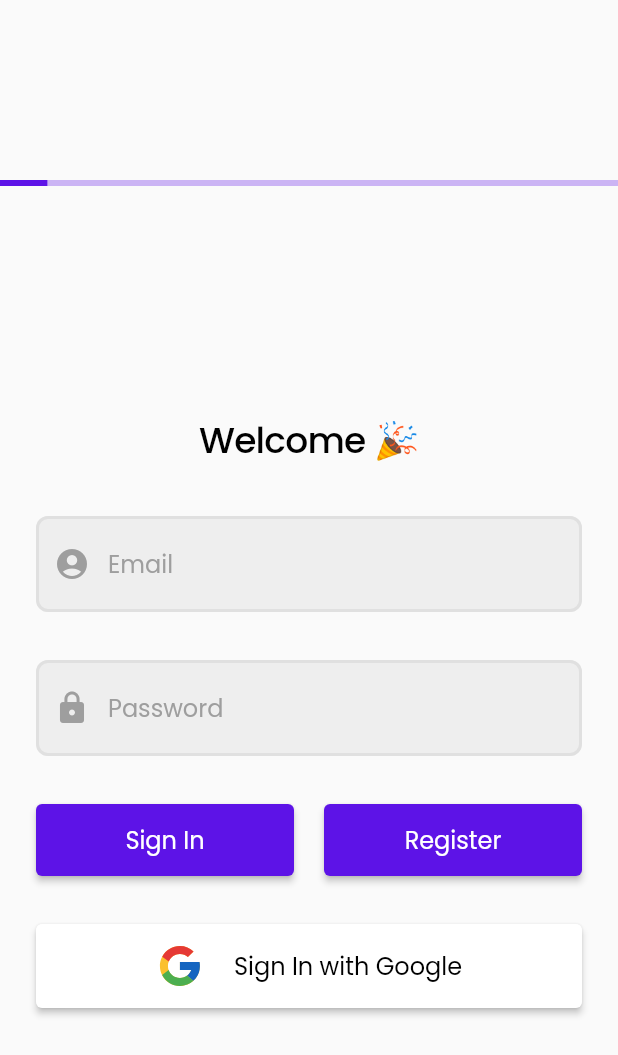
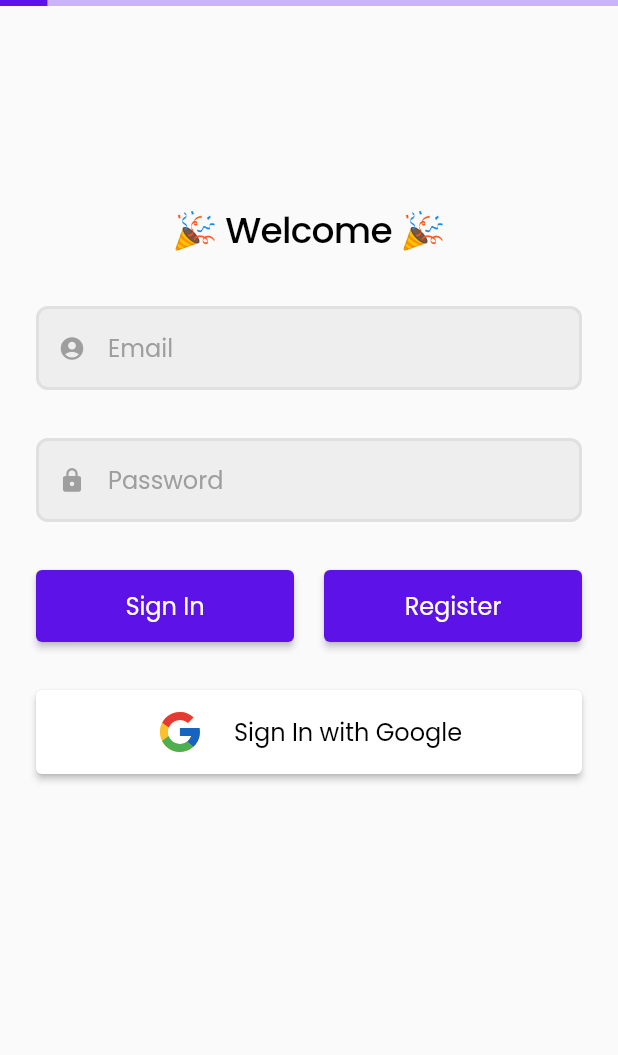
Before and after one commit to msmurali/flutter_todo_app, a Flutter app: the SignInForm widget shown alone on an empty page, opened directly, on a phone screen of 412 x 824 dp. Shown: the top 1055 px of the screen. Run offline on Flutter 3.47's test engine with Material 2 defaults, Android fonts, the phone set to English and light mode, and no system bars; our stand-ins replace bloc, dartz, firebase_auth, flutter_bloc, flutter_svg, fluttertoast and 2 more; accounts and stored records are empty.

Commit message:
create toast handlers, update sign_in_form

```diff
--- a/lib/src/presentation/widgets/sign_in_form.dart
+++ b/lib/src/presentation/widgets/sign_in_form.dart
@@ -1,23 +1,76 @@
+import 'package:dartz/dartz.dart';
 import 'package:flutter/material.dart';
 import 'package:flutter_svg/flutter_svg.dart';
+import 'package:flutter_bloc/flutter_bloc.dart';
+
+import '../../application/sign_in_bloc/sign_in_bloc.dart';
+import '../../domain/core/failures/value_failures.dart';
 
 class SignInForm extends StatelessWidget {
   const SignInForm({Key? key}) : super(key: key);
 
+  String? Function(String?)? _validate(
+      Either<ValueFailure<String>, String> either) {
+    return either.fold(
+        (f) => f.maybeMap(
+              invalidEmail: (_) {
+                String? showErrMsg(String? msg) {
+                  return 'Invalid Email';
+                }
+
+                return showErrMsg;
+              },
+              invalidPassword: (_) {
+                String? showErrMsg(String? msg) {
+                  return 'Invalid Password';
+                }
+
+                return showErrMsg;
+              },
+              orElse: () => null,
+            ),
+        (r) => null);
+  }
+
   @override
   Widget build(BuildContext context) {
-    final ThemeData theme = Theme.of(context);
-
-    return Column(
-      mainAxisSize: MainAxisSize.max,
-      mainAxisAlignment: MainAxisAlignment.spaceEvenly,
+    return BlocConsumer<SignInBloc, SignInState>(
+      listener: (context, state) {
+        state.authStatus.fold(
+          () => {},
+          (either) => {
+            either.fold(
+              (failure) => {},
+              (_) => {
+                // TODO: navigate
+              },
+            )
+          },
+        );
+      },
+      builder: (context, state) {
+        return GestureDetector(
+          onTap: () => FocusManager.instance.primaryFocus?.unfocus(),
+          child: NotificationListener<OverscrollIndicatorNotification>(
+            onNotification: (notification) {
+              notification.disallowIndicator();
+              return true;
+            },
+            child: ListView(
               children: [
                 if (true)
                   LinearProgressIndicator(
-            color: theme.primaryColor,
-            backgroundColor: theme.primaryColor.withOpacity(0.3),
+                    color: Theme.of(context).primaryColor,
+                    backgroundColor:
+                        Theme.of(context).primaryColor.withOpacity(0.3),
+                  ),
+                const SizedBox(
+                  height: 100,
                 ),
                 Form(
+                  autovalidateMode: state.showError
+                      ? AutovalidateMode.always
+                      : AutovalidateMode.disabled,
                   child: Padding(
                     padding: const EdgeInsets.symmetric(
                       vertical: 32.0,
@@ -28,8 +81,9 @@ class SignInForm extends StatelessWidget {
                       mainAxisAlignment: MainAxisAlignment.center,
                       children: [
                         Text(
-                  'Welcome 🎉',
-                  style: theme.textTheme.bodyText1!.copyWith(
+                          '🎉 Welcome 🎉',
+                          style:
+                              Theme.of(context).textTheme.bodyText1!.copyWith(
                                     color: Colors.black,
                                     fontSize: 24.0,
                                     letterSpacing: -.5,
@@ -38,31 +92,84 @@ class SignInForm extends StatelessWidget {
                         ),
                         const SizedBox(height: 32.0),
                         TextFormField(
+                          style: const TextStyle(
+                            color: Colors.black,
+                          ),
                           autocorrect: false,
                           decoration: const InputDecoration(
                             hintText: 'Email',
                             prefixIcon: Icon(Icons.account_circle),
+                            isDense: true,
+                          ),
+                          onChanged: (val) =>
+                              BlocProvider.of<SignInBloc>(context).add(
+                            EmailChange(val),
+                          ),
+                          validator: _validate(
+                            BlocProvider.of<SignInBloc>(context)
+                                .state
+                                .email
+                                .value,
                           ),
                         ),
                         const SizedBox(height: 32.0),
                         TextFormField(
+                          style: const TextStyle(
+                            color: Colors.black,
+                          ),
                           autocorrect: false,
                           decoration: const InputDecoration(
                             hintText: 'Password',
                             prefixIcon: Icon(Icons.lock),
+                            isDense: true,
                           ),
                           obscureText: true,
+                          onChanged: (val) =>
+                              BlocProvider.of<SignInBloc>(context).add(
+                            PasswordChange(val),
+                          ),
+                          validator: _validate(
+                            BlocProvider.of<SignInBloc>(context)
+                                .state
+                                .password
+                                .value,
+                          ),
                         ),
                         const SizedBox(height: 32.0),
-                Row(
+                        const SignInOrRegisterButtonField(),
+                        const SizedBox(height: 32.0),
+                        const GoogleSignInButton(),
+                      ],
+                    ),
+                  ),
+                ),
+              ],
+            ),
+          ),
+        );
+      },
+    );
+  }
+}
+
+class SignInOrRegisterButtonField extends StatelessWidget {
+  const SignInOrRegisterButtonField({
+    Key? key,
+  }) : super(key: key);
+
+  @override
+  Widget build(BuildContext context) {
+    return Row(
       children: [
         Expanded(
           child: ElevatedButton(
             child: Text(
               'Sign In',
-                          style: theme.textTheme.bodyText1!,
+              style: Theme.of(context).textTheme.bodyText1!,
             ),
-                        onPressed: () {},
+            onPressed: () {
+              BlocProvider.of<SignInBloc>(context).add(const SignIn());
+            },
           ),
         ),
         const SizedBox(width: 20.0),
@@ -70,16 +177,27 @@ class SignInForm extends StatelessWidget {
           child: ElevatedButton(
             child: Text(
               'Register',
-                          style: theme.textTheme.bodyText1!,
+              style: Theme.of(context).textTheme.bodyText1!,
             ),
-                        onPressed: () {},
+            onPressed: () {
+              BlocProvider.of<SignInBloc>(context).add(const Register());
+            },
           ),
         ),
       ],
-                ),
-                const SizedBox(height: 32.0),
-                ElevatedButton(
-                  style: theme.elevatedButtonTheme.style!.copyWith(
+    );
+  }
+}
+
+class GoogleSignInButton extends StatelessWidget {
+  const GoogleSignInButton({
+    Key? key,
+  }) : super(key: key);
+
+  @override
+  Widget build(BuildContext context) {
+    return ElevatedButton(
+      style: Theme.of(context).elevatedButtonTheme.style!.copyWith(
             backgroundColor: MaterialStateProperty.all(Colors.white),
           ),
       child: Row(
@@ -94,19 +212,15 @@ class SignInForm extends StatelessWidget {
           const SizedBox(width: 20.0),
           Text(
             'Sign In with Google',
-                        style: theme.textTheme.bodyText1!.copyWith(
+            style: Theme.of(context).textTheme.bodyText1!.copyWith(
                   color: Colors.black,
                 ),
           ),
         ],
       ),
-                  onPressed: () {},
-                ),
-              ],
-            ),
-          ),
-        ),
-      ],
+      onPressed: () {
+        BlocProvider.of<SignInBloc>(context).add(const GoogleSignIn());
+      },
     );
   }
 }
--- a/pubspec.yaml
+++ b/pubspec.yaml
@@ -37,6 +37,7 @@ dependencies:
     sdk: flutter
   flutter_bloc: ^8.0.1
   flutter_svg: ^1.0.3
+  fluttertoast: ^8.0.9
   freezed_annotation: ^1.1.0
   google_sign_in: ^5.2.4
 
```
Also changed, not shown: lib/src/domain/auth/i_auth_facade.dart (+26 -4 lines), lib/src/infrastructure/auth/firebase_auth_facade.dart (renamed from lib/src/infrastructure/firebase_auth_facade.dart, +5 -9 lines), lib/src/presentation/toast_msg_handler.dart (added, +13 -0 lines), lib/src/presentation/widgets/toast.dart (added, +26 -0 lines), pubspec.lock. Lines whose indentation alone changed are shown as unchanged.
